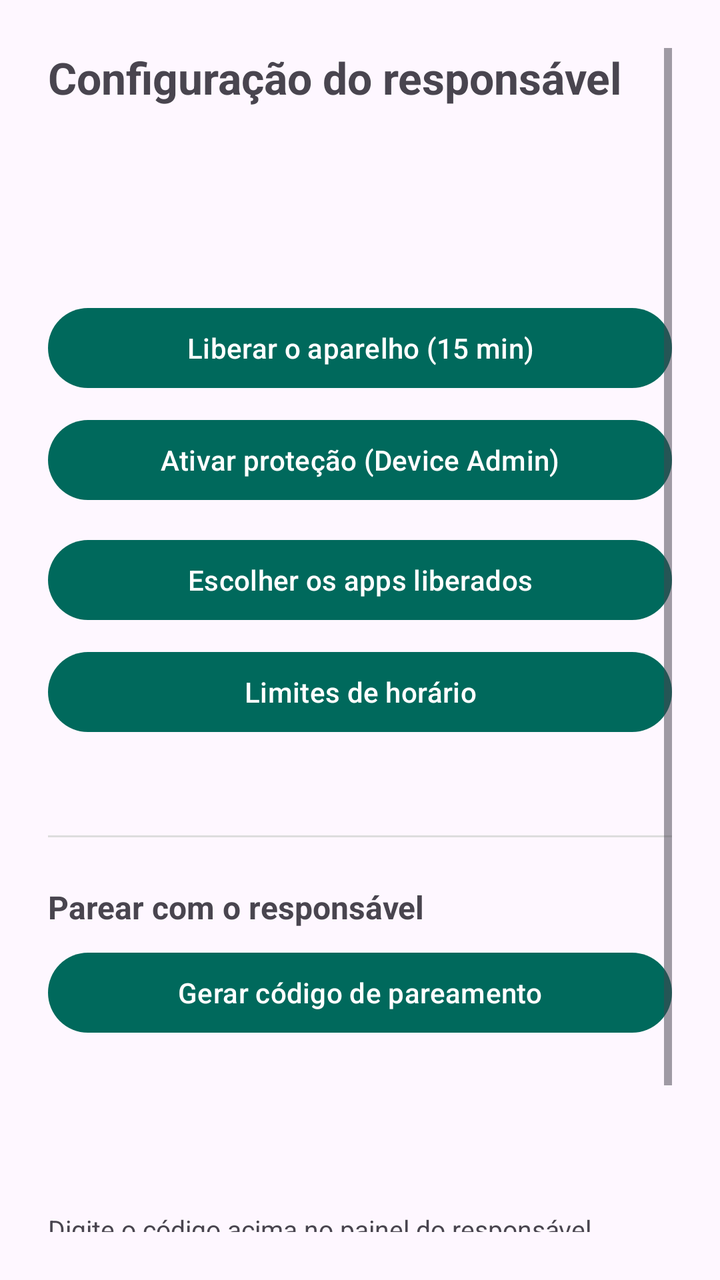
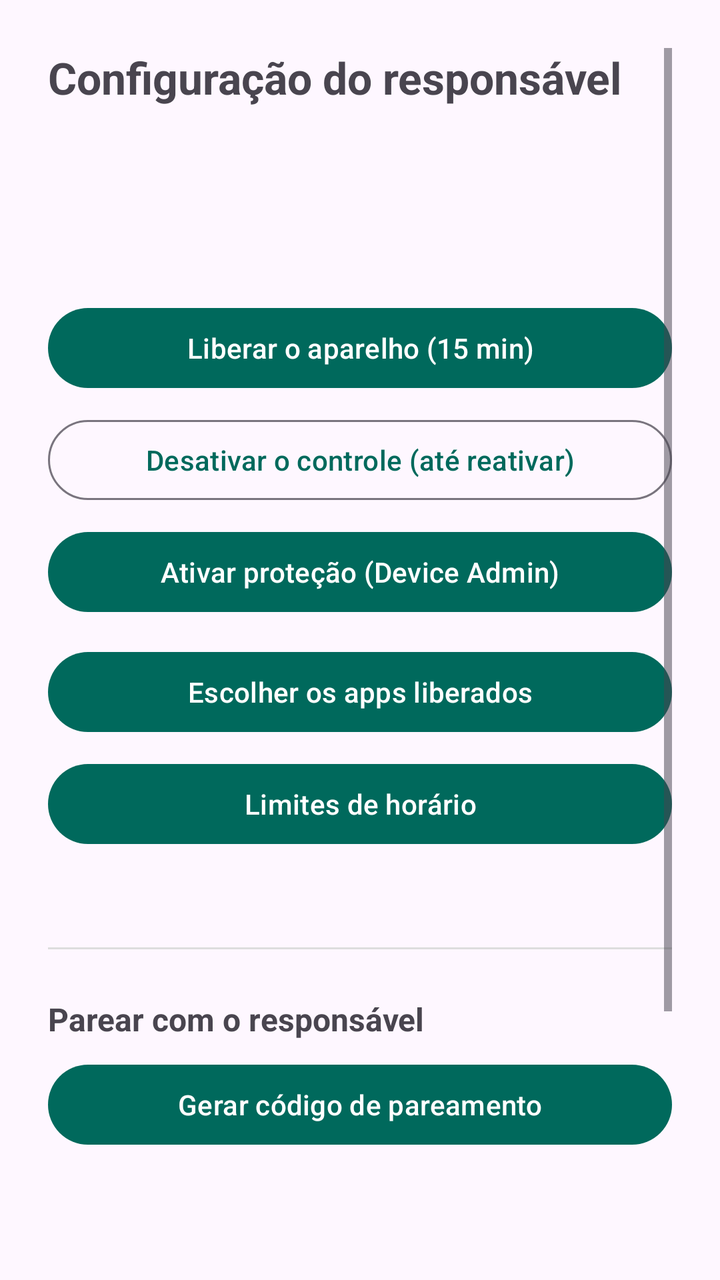

Screens rendered from an Android XML layout before and after an edit, with the pre-edit source and the edit as a unified diff.
<!-- AndroidManifest.xml: application theme Theme.ControleInfantil -->
<!-- res/layout/activity_setup.xml -->
<?xml version="1.0" encoding="utf-8"?>
<ScrollView xmlns:android="http://schemas.android.com/apk/res/android"
    android:layout_width="match_parent"
    android:layout_height="match_parent"
    android:padding="24dp">

    <LinearLayout
        android:layout_width="match_parent"
        android:layout_height="wrap_content"
        android:orientation="vertical">

        <TextView
            android:layout_width="match_parent"
            android:layout_height="wrap_content"
            android:text="@string/setup_title"
            android:textSize="22sp"
            android:textStyle="bold"
            android:paddingBottom="16dp" />

        <TextView
            android:id="@+id/status"
            android:layout_width="match_parent"
            android:layout_height="wrap_content"
            android:textSize="16sp"
            android:paddingBottom="16dp" />

        <TextView
            android:id="@+id/deviceId"
            android:layout_width="match_parent"
            android:layout_height="wrap_content"
            android:textSize="14sp"
            android:textIsSelectable="true"
            android:paddingBottom="24dp" />

        <Button
            android:id="@+id/btnOverlay"
            style="@style/Widget.Material3.Button.TonalButton"
            android:layout_width="match_parent"
            android:layout_height="wrap_content"
            android:layout_marginBottom="8dp"
            android:text="@string/overlay_button"
            android:visibility="gone" />

        <Button
            android:id="@+id/btnUnlockDevice"
            android:layout_width="match_parent"
            android:layout_height="wrap_content"
            android:layout_marginBottom="8dp"
            android:text="@string/unlock_device_button" />

        <Button
            android:id="@+id/btnRelock"
            style="@style/Widget.Material3.Button.TonalButton"
            android:layout_width="match_parent"
            android:layout_height="wrap_content"
            android:layout_marginBottom="8dp"
            android:text="@string/relock_button"
            android:visibility="gone" />

        <Button
            android:id="@+id/btnAccessibility"
            style="@style/Widget.Material3.Button.TonalButton"
            android:layout_width="match_parent"
            android:layout_height="wrap_content"
            android:layout_marginBottom="8dp"
            android:text="@string/accessibility_button"
            android:visibility="gone" />

        <Button
            android:id="@+id/btnEnableAdmin"
            android:layout_width="match_parent"
            android:layout_height="wrap_content"
            android:text="@string/enable_admin" />

        <Button
            android:id="@+id/btnChooseApps"
            android:layout_width="match_parent"
            android:layout_height="wrap_content"
            android:text="@string/choose_apps"
            android:layout_marginTop="12dp" />

        <Button
            android:id="@+id/btnSchedule"
            android:layout_width="match_parent"
            android:layout_height="wrap_content"
            android:text="@string/schedule_button"
            android:layout_marginTop="8dp" />

        <TextView
            android:id="@+id/allowedSummary"
            android:layout_width="match_parent"
            android:layout_height="wrap_content"
            android:textSize="13sp"
            android:paddingTop="6dp" />

        <View
            android:layout_width="match_parent"
            android:layout_height="1dp"
            android:background="#DDDDDD"
            android:layout_marginVertical="24dp" />

        <TextView
            android:layout_width="match_parent"
            android:layout_height="wrap_content"
            android:text="@string/pairing_title"
            android:textStyle="bold"
            android:textSize="16sp"
            android:paddingBottom="8dp" />

        <Button
            android:id="@+id/btnPairingCode"
            android:layout_width="match_parent"
            android:layout_height="wrap_content"
            android:text="@string/pairing_button" />

        <TextView
            android:id="@+id/pairingCode"
            android:layout_width="match_parent"
            android:layout_height="wrap_content"
            android:gravity="center"
            android:textSize="28sp"
            android:textStyle="bold"
            android:letterSpacing="0.15"
            android:textIsSelectable="true"
            android:paddingVertical="12dp" />

        <TextView
            android:layout_width="match_parent"
            android:layout_height="wrap_content"
            android:text="@string/setup_hint"
            android:textSize="13sp"
            android:paddingTop="24dp" />

        
        <Button
            android:id="@+id/btnReleaseDevice"
            style="@style/Widget.Material3.Button.TextButton"
            android:layout_width="match_parent"
            android:layout_height="wrap_content"
            android:layout_marginTop="24dp"
            android:text="@string/release_button"
            android:textColor="#B00020"
            android:visibility="gone" />

    </LinearLayout>
</ScrollView>
<!-- resources referenced by this layout -->
<resources>
  <string name="accessibility_button">Ativar bloqueio de apps</string>
  <string name="choose_apps">Escolher os apps liberados</string>
  <string name="enable_admin">Ativar proteção (Device Admin)</string>
  <string name="overlay_button">Permitir bloqueio de tela</string>
  <string name="pairing_button">Gerar código de pareamento</string>
  <string name="pairing_title">Parear com o responsável</string>
  <string name="release_button">Remover o controle deste aparelho</string>
  <string name="relock_button">Reativar o bloqueio agora</string>
  <string name="schedule_button">Limites de horário</string>
  <string name="setup_hint">Digite o código acima no painel do responsável em até 15 minutos. Ele serve uma única vez e só funciona para o primeiro responsável; os demais entram por convite gerado no painel.\n\nPara reiniciar o aparelho e forçar o GPS, o app precisa ser instalado como Device Owner via ADB (veja docs/PROVISIONAMENTO.md).</string>
  <string name="setup_title">Configuração do responsável</string>
  <string name="unlock_device_button">Liberar o aparelho (15 min)</string>
  <style name="Theme.ControleInfantil" parent="Theme.Material3.DayNight.NoActionBar">
          <item name="colorPrimary">@color/primary</item>
          <item name="colorPrimaryDark">@color/primaryDark</item>
          <item name="android:statusBarColor" tools:targetApi="l">@color/primaryDark</item>
      </style>
  <color name="primary">#00695C</color>
  <color name="primaryDark">#004D40</color>
</resources>

<!-- the commit's change to res/layout/activity_setup.xml (unified diff, before → after) -->
@@ -47,6 +47,15 @@
             android:layout_height="wrap_content"
             android:layout_marginBottom="8dp"
             android:text="@string/unlock_device_button" />
+
+        
+        <Button
+            android:id="@+id/btnDisableControl"
+            style="@style/Widget.Material3.Button.OutlinedButton"
+            android:layout_width="match_parent"
+            android:layout_height="wrap_content"
+            android:layout_marginBottom="8dp"
+            android:text="@string/disable_control_button" />
 
         <Button
             android:id="@+id/btnRelock"
<!-- resource entries referenced after the edit -->
@@ -2,6 +2,7 @@
 <resources>
   <string name="accessibility_button">Ativar bloqueio de apps</string>
   <string name="choose_apps">Escolher os apps liberados</string>
+  <string name="disable_control_button">Desativar o controle (até reativar)</string>
   <string name="enable_admin">Ativar proteção (Device Admin)</string>
   <string name="overlay_button">Permitir bloqueio de tela</string>
   <string name="pairing_button">Gerar código de pareamento</string>
